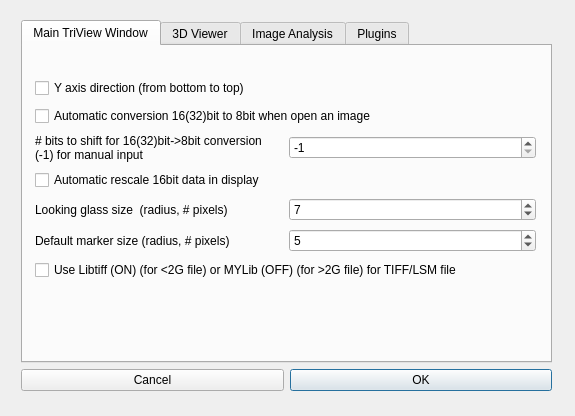
Before: the Qt Designer form v3d_main/v3d/v3d_global_preference.ui in Vaa3D/v3d_external, drawn with Qt 5.
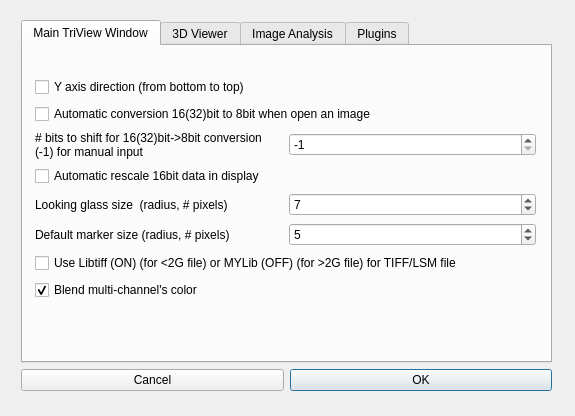
After: the same form once the commit is applied.

Commit message: v3.444: added multi-channel's color blending option in preference, teste on mac

The edit to the form file:
```diff
--- a/v3d_main/v3d/v3d_global_preference.ui
+++ b/v3d_main/v3d/v3d_global_preference.ui
@@ -32,13 +32,13 @@
        <attribute name="title">
         <string>Main TriView Window</string>
        </attribute>
-       <widget class="QWidget" name="">
+       <widget class="QWidget" name="layoutWidget">
         <property name="geometry">
          <rect>
           <x>12</x>
           <y>30</y>
           <width>501</width>
-          <height>211</height>
+          <height>231</height>
          </rect>
         </property>
         <layout class="QVBoxLayout" name="verticalLayout_3">
@@ -134,6 +134,16 @@
            </property>
           </widget>
          </item>
+         <item>
+          <widget class="QCheckBox" name="checkBox_blendColor">
+           <property name="text">
+            <string>Blend multi-channel's color</string>
+           </property>
+           <property name="checked">
+            <bool>true</bool>
+           </property>
+          </widget>
+         </item>
         </layout>
        </widget>
       </widget>
```
Left out of the diff: 2 changed lines with no effect on the pictures. The commit also changes 4 other files.
